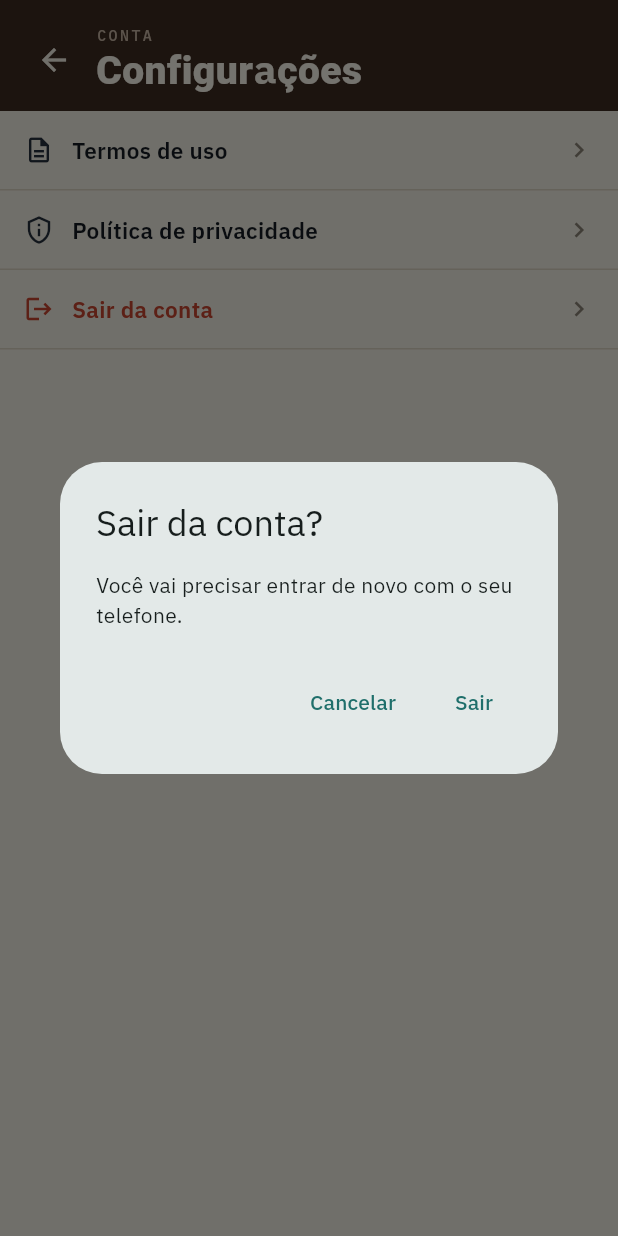
After one commit to rav1silva/Rodape, a Flutter app: the SettingsScreen screen opened directly, after a tap on "Sair da conta", on a phone screen of 412 x 824 dp. The commit adds this screen. Run offline on Flutter 3.47's test engine with Material 3 defaults, Android fonts, the phone set to English and light mode, and no system bars; our stand-ins replace dio, flutter_dotenv, google_fonts, shared_preferences, supabase_flutter; missing offline and left inert: string_to_icon, throttling; accounts and stored records are empty; Roboto replaces fonts that are missing (Saira Condensed).

Commit message:
feat: correções

```diff
--- /dev/null
+++ b/rodape-app/rodape/lib/data/legal_texts.dart
@@ -0,0 +1,35 @@
+class LegalTexts {
+  static const termos = <(String, String)>[
+    ('1. O que é o Rodapé',
+        'O Rodapé conecta leitores para trocar livros usados em rodas: cada pessoa entrega um livro para a próxima e recebe outro de alguém. Ao usar o app você concorda com estes termos.'),
+    ('2. Conta',
+        'Você entra com seu telefone e é responsável pelas informações que cadastra. Seu sobrenome completo nunca é mostrado a outras pessoas, só a inicial.'),
+    ('3. Créditos',
+        'Um crédito paga um exemplar. O crédito só é gerado quando você entrega um livro para quem pediu o título; cadastrar um exemplar não gera crédito. Créditos têm validade e expiram se não forem usados.'),
+    ('4. Pedidos e frete',
+        'Quem recebe o livro paga o frete da entrega. Você pode cancelar um pedido enquanto ele não estiver a caminho.'),
+    ('5. Conduta',
+        'Cadastre apenas livros que você possui, descreva o estado de conservação com honestidade e trate as outras pessoas com respeito. Contas com fraude ou abuso podem ser suspensas.'),
+    ('6. Responsabilidade',
+        'O Rodapé organiza as trocas, mas não garante o estado dos livros nem se responsabiliza por atrasos de terceiros na entrega.'),
+    ('7. Mudanças',
+        'Estes termos podem mudar. Quando isso acontecer, avisaremos no app.'),
+  ];
+
+  static const privacidade = <(String, String)>[
+    ('1. Dados que coletamos',
+        'Nome, sobrenome, telefone, CEP, lista de desejos, livros da sua estante, pedidos, extrato de créditos e notificações.'),
+    ('2. Para que usamos',
+        'Calcular distância e frete, encontrar livros perto de você, fechar rodas de troca, permitir seu login por SMS e avisar sobre pedidos.'),
+    ('3. Com quem compartilhamos',
+        'Outras pessoas veem seu nome e a inicial do sobrenome. O endereço completo e o telefone só são usados quando há uma entrega de verdade.'),
+    ('4. Onde ficam os dados',
+        'No servidor do app (Supabase) e, para funcionar sem internet, uma cópia da sua lista de desejos e do catálogo de livros fica salva no seu aparelho.'),
+    ('5. Seus direitos',
+        'Pela LGPD você pode pedir acesso, correção ou exclusão dos seus dados, e encerrar sua conta quando quiser.'),
+    ('6. Por quanto tempo',
+        'Guardamos seus dados enquanto sua conta existir. Ao excluir a conta, os dados pessoais são removidos.'),
+    ('7. Dúvidas',
+        'Fale com a equipe do Rodapé pelo próprio aplicativo.'),
+  ];
+}
--- /dev/null
+++ b/rodape-app/rodape/lib/screens/settings_screen.dart
@@ -0,0 +1,113 @@
+import 'package:flutter/material.dart';
+import 'package:rodape/data/legal_texts.dart';
+import 'package:rodape/helpers/auth_helper.dart';
+
+import '../theme/app_colors.dart';
+import '../theme/app_text_styles.dart';
+import '../widgets/rodape_header.dart';
+import 'legal_screen.dart';
+
+class SettingsScreen extends StatelessWidget {
+  const SettingsScreen({super.key});
+
+  Future<void> _sair(BuildContext context) async {
+    final confirmar = await showDialog<bool>(
+      context: context,
+      builder: (ctx) => AlertDialog(
+        title: const Text('Sair da conta?'),
+        content: const Text('Você vai precisar entrar de novo com o seu telefone.'),
+        actions: [
+          TextButton(
+            onPressed: () => Navigator.pop(ctx, false),
+            child: const Text('Cancelar'),
+          ),
+          TextButton(
+            onPressed: () => Navigator.pop(ctx, true),
+            child: const Text('Sair'),
+          ),
+        ],
+      ),
+    );
+    if (confirmar != true) return;
+
+    await AuthHelper.logout();
+    if (!context.mounted) return;
+    Navigator.of(context, rootNavigator: true)
+        .pushNamedAndRemoveUntil('/', (route) => false);
+  }
+
+  void _abrir(BuildContext context, String titulo, List<(String, String)> secoes) {
+    Navigator.of(context).push(
+      MaterialPageRoute(builder: (_) => LegalScreen(title: titulo, sections: secoes)),
+    );
+  }
+
+  Widget _item({
+    required IconData icon,
+    required String label,
+    required VoidCallback onTap,
+    Color? color,
+  }) {
+    return InkWell(
+      onTap: onTap,
+      child: Container(
+        padding: const EdgeInsets.symmetric(horizontal: 16, vertical: 16),
+        decoration: const BoxDecoration(
+          border: Border(bottom: BorderSide(color: AppColors.borderHairline)),
+        ),
+        child: Row(
+          children: [
+            Icon(icon, size: 20, color: color ?? AppColors.ink700),
+            const SizedBox(width: 12),
+            Expanded(
+              child: Text(
+                label,
+                style: AppTextStyles.sans(
+                  fontSize: 15,
+                  fontWeight: FontWeight.w600,
+                  color: color ?? AppColors.ink900,
+                ),
+              ),
+            ),
+            const Icon(Icons.chevron_right, size: 20, color: AppColors.paperGray500),
+          ],
+        ),
+      ),
+    );
+  }
+
+  @override
+  Widget build(BuildContext context) {
+    return Scaffold(
+      backgroundColor: AppColors.paper100,
+      body: SafeArea(
+        bottom: false,
+        child: Column(
+          children: [
+            RodapeHeader(
+              title: 'Configurações',
+              eyebrow: 'Conta',
+              onBack: () => Navigator.of(context).maybePop(),
+            ),
+            _item(
+              icon: Icons.description_outlined,
+              label: 'Termos de uso',
+              onTap: () => _abrir(context, 'Termos de uso', LegalTexts.termos),
+            ),
+            _item(
+              icon: Icons.privacy_tip_outlined,
+              label: 'Política de privacidade',
+              onTap: () => _abrir(context, 'Política de privacidade', LegalTexts.privacidade),
+            ),
+            _item(
+              icon: Icons.logout,
+              label: 'Sair da conta',
+              color: AppColors.stampRed600,
+              onTap: () => _sair(context),
+            ),
+          ],
+        ),
+      ),
+    );
+  }
+}
```
Also changed, not shown: rodape-app/rodape/lib/screens/legal_screen.dart (added, +54 -0 lines), rodape-app/rodape/lib/screens/nearby_books_step_screen.dart (+39 -10 lines), rodape-app/rodape/lib/screens/profile_screen.dart (+4 -9 lines), 1 other file.
